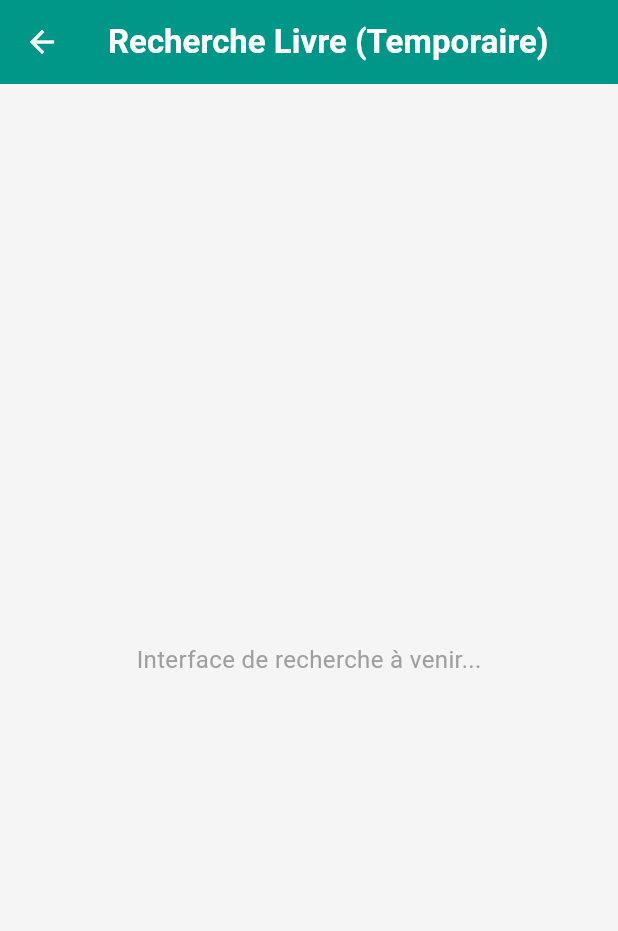
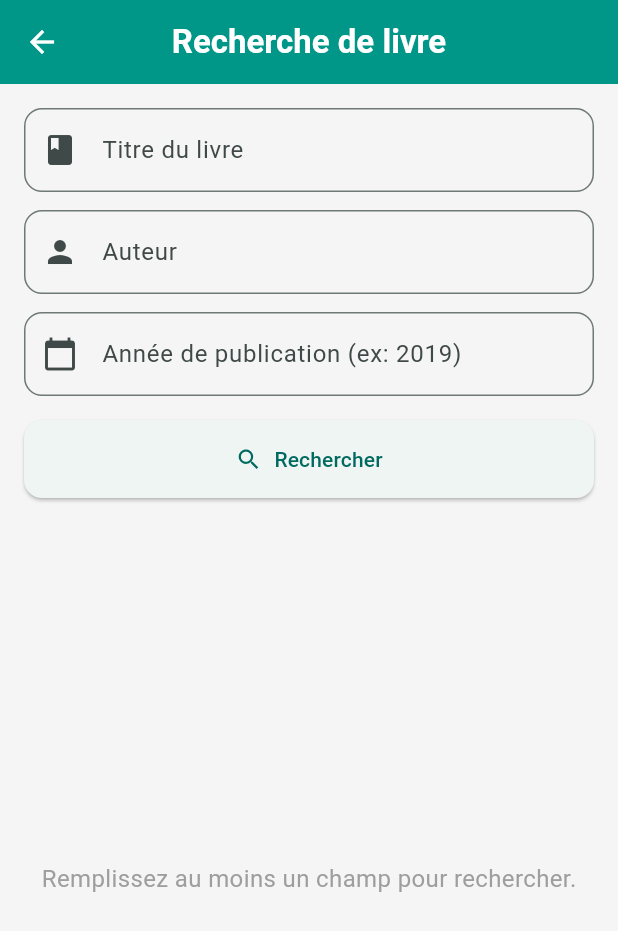
Before and after one commit to AbdellaouiReda/biblioscan, a Flutter app: the AccesBib screen opened by its route, after a tap on the "search" icon, after a tap on the "person search" icon, on a phone screen of 412 x 824 dp. Shown: the top 931 px of the screen. Run offline on Flutter 3.47's test engine with Material 3 defaults, Android fonts, the phone set to English and light mode, and no system bars; our stand-ins replace shared_preferences; accounts and stored records are empty; network calls fail.

Commit message:
L'application connecté avec la base de donnée

```diff
--- a/lib/models/livre.dart
+++ b/lib/models/livre.dart
@@ -1,23 +1,23 @@
 class Livre {
   int? livreId;
-  int biblioId;
+  int? biblioId; // 🔥 Rendu nullable
   String titre;
   String? auteur;
   String? datePub;
-  int positionLigne;
-  int positionColonne;
+  int? positionLigne; // 🔥 Rendu nullable
+  int? positionColonne; // 🔥 Rendu nullable
   String? couvertureUrl;
   bool correctionManuelle;
   String? token;
 
   Livre({
     this.livreId,
-    required this.biblioId,
+    this.biblioId, // 🔥 Plus required
     required this.titre,
     this.auteur,
     this.datePub,
-    required this.positionLigne,
-    required this.positionColonne,
+    this.positionLigne, // 🔥 Plus required
+    this.positionColonne, // 🔥 Plus required
     this.couvertureUrl,
     this.correctionManuelle = false,
     this.token,
@@ -26,12 +26,12 @@ class Livre {
   factory Livre.fromJson(Map<String, dynamic> json) {
     return Livre(
       livreId: json['livre_id'],
-      biblioId: json['biblio_id'],
-      titre: json['titre'],
+      biblioId: json['biblio_id'], // 🔥 Peut être null maintenant
+      titre: json['titre'] ?? 'Sans titre', // 🔥 Valeur par défaut
       auteur: json['auteur'],
-      datePub:json['date_pub'],
-      positionLigne: json['position_ligne'],
-      positionColonne: json['position_colonne'],
+      datePub: json['date_pub'],
+      positionLigne: json['position_ligne'], // 🔥 Peut être null
+      positionColonne: json['position_colonne'], // 🔥 Peut être null
       couvertureUrl: json['couverture_url'],
       correctionManuelle: json['correction_manuelle'] == 1,
       token: json['token'],
--- a/lib/screens/accesBib.dart
+++ b/lib/screens/accesBib.dart
@@ -9,8 +9,10 @@ import '../services/bib_services.dart';
 import '../services/auth_service.dart';
 import '../services/livre_services.dart';
 
+
 import 'listeLivres.dart';
 import 'camera.dart';
+import 'book_search_screen.dart';
 
 class AccesBib extends StatefulWidget {
   const AccesBib({super.key});
@@ -290,6 +292,7 @@ class _AccesBibState extends State<AccesBib> {
     return Scaffold(
       backgroundColor: AppColors.background,
       appBar: AppBar(
+        automaticallyImplyLeading: false,
         title: Text(
           _selectionMode
               ? "${_selectedIndexes.length} sélectionné(s)"
@@ -313,12 +316,12 @@ class _AccesBibState extends State<AccesBib> {
               tooltip: "Rechercher un livre dans le profil",
               onPressed: () {
                 Navigator.push(
-                  context,
-                  MaterialPageRoute(
-                    builder: (_) => const RechercheLivreTemp(),
-                  ),
-                );
-              },
+                    context,
+                    MaterialPageRoute(
+                      builder: (_) => const BookSearchScreen(),
+                    ),
+                    );
+                },
             ),
             IconButton(
               icon: const Icon(Icons.logout, color: AppColors.textLight),
@@ -435,28 +438,3 @@ class _AccesBibState extends State<AccesBib> {
     );
   }
 }
-
-// 🔎 Écran temporaire avant le merge
-class RechercheLivreTemp extends StatelessWidget {
-  const RechercheLivreTemp({super.key});
-
-  @override
-  Widget build(BuildContext context) {
-    return Scaffold(
-        backgroundColor: AppColors.background,
-        appBar: AppBar(
-          title: const Text(
-            "Recherche Livre (Temporaire)",
-            style: TextStyle(color: AppColors.textLight),
-          ),
-          backgroundColor: AppColors.primary,
-        ),
-        body: const Center(
-            child: Text(
-              "Interface de recherche à venir...",
-              style: AppTextStyles.subtitle,
-            ),
-            ),
-        );
-    }
-}
--- /dev/null
+++ b/lib/screens/book_search_screen.dart
@@ -0,0 +1,263 @@
+import 'package:flutter/material.dart';
+import 'package:shared_preferences/shared_preferences.dart';
+
+// === imports modèles/services ===
+import '../models/livre.dart';
+import '../services/livre_services.dart';
+
+// Si tu utilises AppCardStyles/AppTextStyles, garde tes imports de thème ici
+import '../theme/app_theme.dart';
+
+// Import du dialogue de détails
+import 'book_details_dialog.dart';
+
+class BookSearchScreen extends StatefulWidget {
+  const BookSearchScreen({super.key});
+
+  @override
+  State<BookSearchScreen> createState() => _BookSearchScreenState();
+}
+
+class _BookSearchScreenState extends State<BookSearchScreen> {
+  SharedPreferences? prefs;
+  String? _token;
+
+  // Un contrôleur pour chaque paramètre
+  final TextEditingController _titreController = TextEditingController();
+  final TextEditingController _auteurController = TextEditingController();
+  final TextEditingController _dateController = TextEditingController(); // YYYY (String/varchar)
+
+  final _livreService = LivreService();
+
+  List<Livre> _results = [];
+  bool _isLoading = false;
+  bool _searchPerformed = false;
+
+  @override
+  void initState() {
+    super.initState();
+    _initPrefs();
+  }
+
+  Future<void> _initPrefs() async {
+    prefs = await SharedPreferences.getInstance();
+    _token = prefs!.getString('token');
+    setState(() {});
+  }
+
+  Future<void> _performSearch() async {
+    // Au moins un champ requis
+    if (_titreController.text.isEmpty &&
+        _auteurController.text.isEmpty &&
+        _dateController.text.isEmpty) {
+      ScaffoldMessenger.of(context).showSnackBar(
+        const SnackBar(
+          content: Text("⚠ Veuillez remplir au moins un champ de recherche."),
+        ),
+      );
+      return;
+    }
+
+    if (_token == null || _token!.isEmpty) {
+      ScaffoldMessenger.of(context).showSnackBar(
+        const SnackBar(
+          content: Text("❌ Token manquant. Veuillez vous reconnecter."),
+        ),
+      );
+      return;
+    }
+
+    setState(() {
+      _isLoading = true;
+      _searchPerformed = true;
+    });
+
+    try {
+      final String? titre = _titreController.text.trim().isEmpty
+          ? null
+          : _titreController.text.trim();
+      final String? auteur = _auteurController.text.trim().isEmpty
+          ? null
+          : _auteurController.text.trim();
+      final String? dateStr = _dateController.text.trim().isEmpty
+          ? null
+          : _dateController.text.trim(); // on garde String (varchar)
+
+      final List<Livre> livres = await _livreService.chercherLivre(
+        token: _token!,
+        titre: titre,
+        auteur: auteur,
+        datePub: dateStr, // <-- passe la date en String si présente
+      );
+
+      if (!mounted) return;
+      setState(() => _results = livres);
+
+    } catch (e) {
+      if (mounted) {
+        ScaffoldMessenger.of(context).showSnackBar(
+          SnackBar(content: Text('Erreur de recherche: $e')),
+        );
+      }
+    } finally {
+      if (mounted) setState(() => _isLoading = false);
+    }
+  }
+
+  void _showDetails(Livre livre) {
+    showDialog(
+      context: context,
+      builder: (context) => BookDetailsDialog(livre: livre),
+    );
+  }
+
+  @override
+  void dispose() {
+    _titreController.dispose();
+    _auteurController.dispose();
+    _dateController.dispose();
+    super.dispose();
+  }
+
+  @override
+  Widget build(BuildContext context) {
+    return Scaffold(
+      appBar: AppBar(title: const Text("Recherche de livre")),
+      body: Column(
+        children: [
+          // Formulaire avec 3 champs séparés
+          Padding(
+            padding: const EdgeInsets.all(16.0),
+            child: Column(
+              children: [
+                // Champ Titre
+                TextField(
+                  controller: _titreController,
+                  decoration: InputDecoration(
+                    labelText: 'Titre du livre',
+                    prefixIcon: const Icon(Icons.book),
+                    border: OutlineInputBorder(
+                      borderRadius: BorderRadius.circular(12),
+                    ),
+                  ),
+                ),
+                const SizedBox(height: 12),
+
+                // Champ Auteur
+                TextField(
+                  controller: _auteurController,
+                  decoration: InputDecoration(
+                    labelText: 'Auteur',
+                    prefixIcon: const Icon(Icons.person),
+                    border: OutlineInputBorder(
+                      borderRadius: BorderRadius.circular(12),
+                    ),
+                  ),
+                ),
+                const SizedBox(height: 12),
+
+                // Champ Date (YYYY) en String
+                TextField(
+                  controller: _dateController,
+                  keyboardType: TextInputType.number,
+                  decoration: InputDecoration(
+                    labelText: 'Année de publication (ex: 2019)',
+                    prefixIcon: const Icon(Icons.calendar_today),
+                    border: OutlineInputBorder(
+                      borderRadius: BorderRadius.circular(12),
+                    ),
+                  ),
+                ),
+                const SizedBox(height: 16),
+
+                // Bouton de recherche
+                SizedBox(
+                  width: double.infinity,
+                  child: ElevatedButton.icon(
+                    onPressed: _performSearch,
+                    icon: const Icon(Icons.search),
+                    label: const Text("Rechercher"),
+                    style: ElevatedButton.styleFrom(
+                      padding: const EdgeInsets.symmetric(vertical: 16),
+                      shape: RoundedRectangleBorder(
+                        borderRadius: BorderRadius.circular(12),
+                      ),
+                    ),
+                  ),
+                ),
+              ],
+            ),
+          ),
+
+          // Résultats
+          Expanded(
+            child: _isLoading
+                ? const Center(child: CircularProgressIndicator())
+                : _buildResultsList(),
+          ),
+        ],
+      ),
+    );
+  }
+
+  Widget _buildResultsList() {
+    if (!_searchPerformed) {
+      return const Center(
+        child: Text("Remplissez au moins un champ pour rechercher."),
+      );
+    }
+    if (_results.isEmpty) {
+      return const Center(child: Text("Aucun livre trouvé."));
+    }
+    return ListView.builder(
+      itemCount: _results.length,
+      itemBuilder: (context, index) {
+        final livre = _results[index];
+        return Container(
+          margin: const EdgeInsets.symmetric(horizontal: 16, vertical: 8),
+          padding: const EdgeInsets.all(16.0),
+          decoration: AppCardStyles.base,
+          child: Column(
+            crossAxisAlignment: CrossAxisAlignment.start,
+            children: [
+              Text(
+                livre.titre,
+                style: AppTextStyles.title.copyWith(fontSize: 18),
+              ),
+              const SizedBox(height: 8),
+              if (livre.auteur != null && livre.auteur!.isNotEmpty)
+                Text(
+                  "Auteur: ${livre.auteur}",
+                  style: AppTextStyles.subtitle,
+                ),
+              if (livre.datePub != null && livre.datePub!.isNotEmpty)
+                Text(
+                  "Date: ${livre.datePub}", // <-- String directement
+                  style: AppTextStyles.subtitle,
+                ),
+              // positions affichées en 1-based si ton modèle stocke en 0-based
+              if (livre.positionLigne != null && livre.positionColonne != null)
+                Text(
+                  "Position: Ligne ${livre.positionLigne! + 1}, Colonne ${livre.positionColonne! + 1}",
+                  style: AppTextStyles.subtitle,
+                )
+              else
+                Text(
+                  "Position: Non définie",
+                  style: AppTextStyles.subtitle,
+                ),
+              const SizedBox(height: 12),
+              Align(
+                alignment: Alignment.centerRight,
+                child: ElevatedButton(
+                  onPressed: () => _showDetails(livre),
+                  child: const Text("Plus d'informations"),
+                ),
+              ),
+            ],
+          ),
+        );
+      },
+    );
+  }
+}
```
Also changed, not shown: lib/screens/book_details_dialog.dart (added, +100 -0 lines), lib/screens/listeLivres.dart (+7 -7 lines), lib/services/livre_services.dart (+119 -70 lines).
